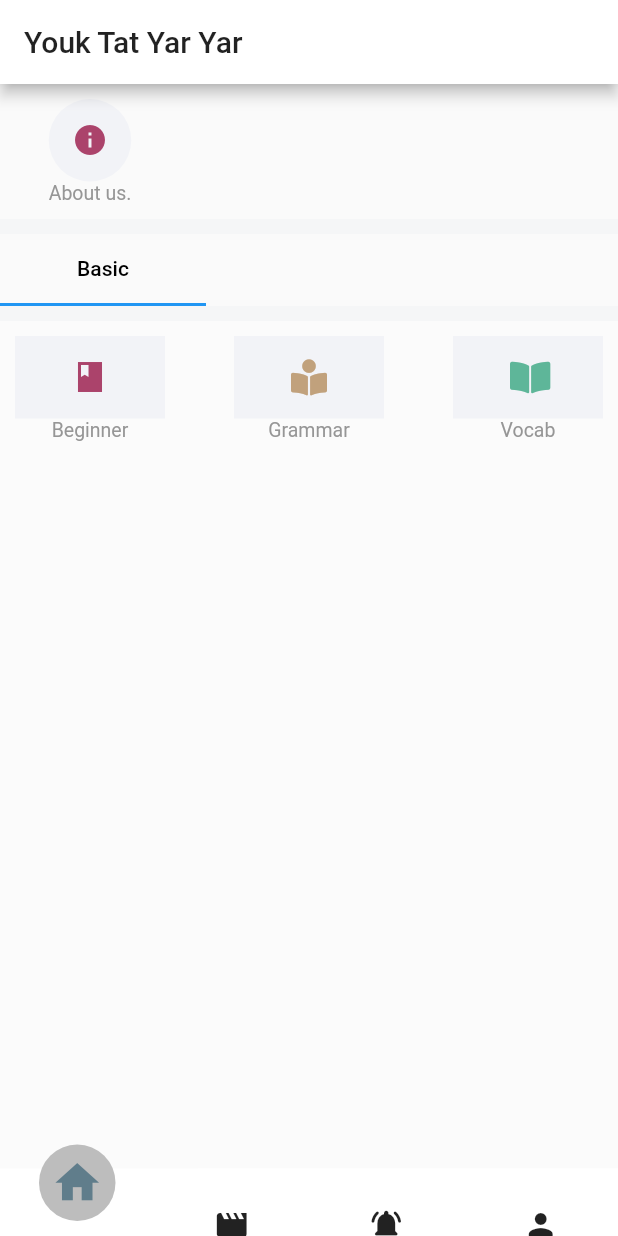
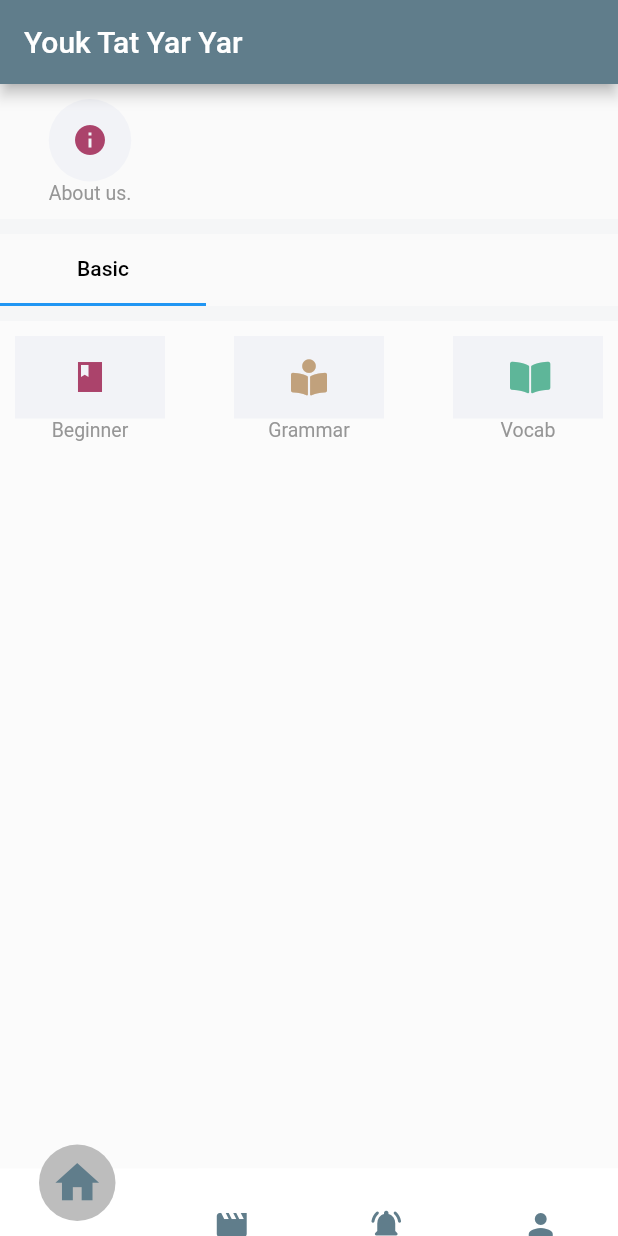
Before and after one commit to maythuzarlinn/flutter_relive_klearningpro, a Flutter app: the screen it shows once a user with an empty profile is signed in, on a phone screen of 412 x 824 dp. Run offline on Flutter 3.47's test engine with Material 2 defaults, Android fonts, the phone set to English and light mode, and no system bars; drawn by our look-alikes of curved_navigation_bar; our stand-ins replace cloud_firestore, firebase_auth, firebase_core, font_awesome_flutter, google_fonts, google_sign_in and 1 more; accounts and stored records are empty; Roboto replaces fonts that are missing (Roboto-Light.ttf).

Commit message:
Solved app bar overlap when bottom nav present.

```diff
--- a/lib/common_widget/BottomNavBarWidget.dart
+++ b/lib/common_widget/BottomNavBarWidget.dart
@@ -123,9 +123,12 @@ class _BottomNavBarWidgetState extends State<BottomNavBarWidget> {
       //});
    // }
 
-    return SafeArea(
-        child: new Scaffold(
-          appBar: AppBar(title: Text('Youk Tat Yar Yar'),),
+    return MaterialApp(
+        home: new Scaffold(
+          appBar: AppBar(
+            title: Text('Youk Tat Yar Yar'),
+            backgroundColor: Colors.blueGrey,
+          ),
           body: Padding(
           padding: EdgeInsets.only(top: MediaQuery.of(context).padding.top,),
           child: viewContainer[currentIndex],
@@ -140,11 +143,20 @@ class _BottomNavBarWidgetState extends State<BottomNavBarWidget> {
                 size: 35,
                 color: Colors.blueGrey,
               ),
-            Icon(Icons.movie),
-            Icon(Icons.notifications_active_rounded),
+              Icon(
+                Icons.movie,
+                color: Colors.blueGrey,
+              ),
+              Icon(
+                Icons.notifications_active_rounded,
+                color: Colors.blueGrey,
+              ),
 
             //Icon(Icons.shopping_cart),
-            Icon(Icons.person),
+              Icon(
+                Icons.person,
+                color: Colors.blueGrey,
+              ),
           ],
           //color: Colors.grey[200],
           buttonBackgroundColor: Colors.grey[400],
--- a/lib/main.dart
+++ b/lib/main.dart
@@ -23,7 +23,8 @@ class MyApp extends StatelessWidget {
   Widget build(BuildContext context) => ChangeNotifierProvider(
   create: (context) => GoogleSignInProvider(),
   child: MaterialApp(
-  debugShowCheckedModeBanner: false,
+      debugShowCheckedModeBanner: false,
+
       title: title,
       theme: ThemeData(
           fontFamily: 'Roboto',
```
Also changed, not shown: lib/widget/logged_in_widget.dart (+16 -10 lines). Lines whose indentation alone changed are shown as unchanged.
